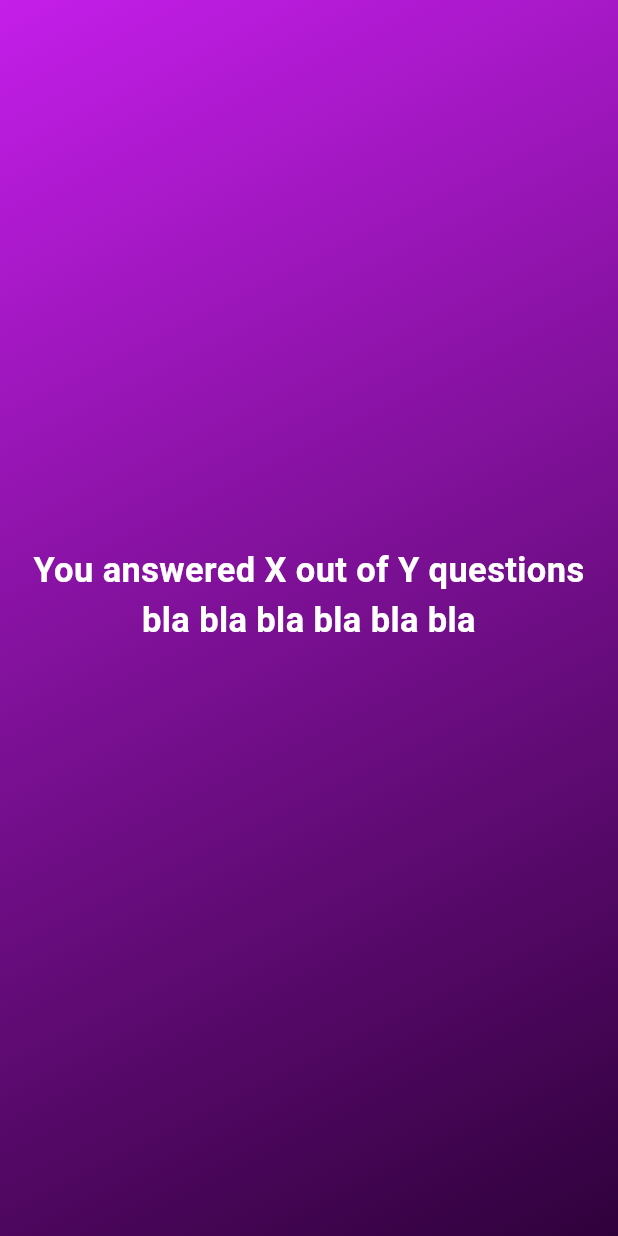
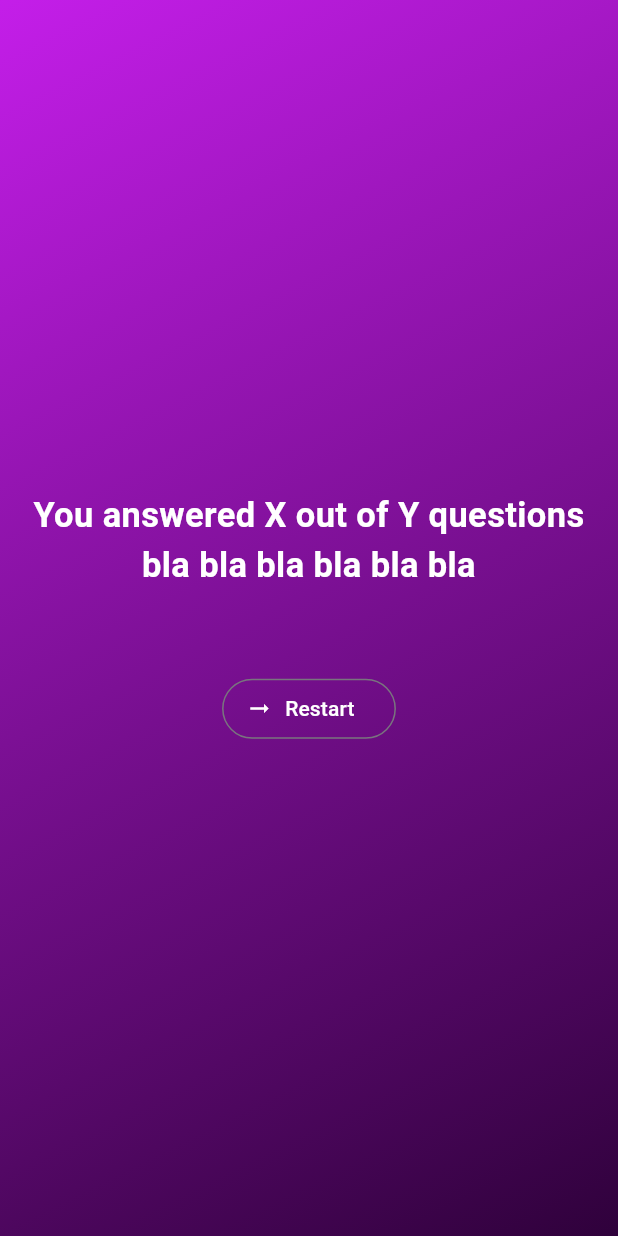
Before and after one commit to Owoeye1321/rocket-auto-app, a Flutter app: the ResultScreen widget shown alone on an empty page, opened directly with empty values, on a phone screen of 412 x 824 dp. Run offline on Flutter 3.47's test engine with Material 3 defaults, Android fonts, the phone set to English and light mode, and no system bars; our stand-ins replace google_fonts; Roboto replaces fonts that are missing (Gupter).

Commit message:
light updates⚙️

```diff
--- a/lib/pages/quiz_home.dart
+++ b/lib/pages/quiz_home.dart
@@ -35,7 +35,7 @@ class QuizeState extends State<Quiz> {
   }
 
   void chooseAnswers(String answwer) {
-    selectedAnswers..add(answwer);
+    selectedAnswers.add(answwer);
 
     if (selectedAnswers.length == question.length) {
       setState(() {
--- a/lib/pages/result_screen.dart
+++ b/lib/pages/result_screen.dart
@@ -3,7 +3,10 @@ import 'package:flutter/src/widgets/framework.dart';
 import 'package:flutter/src/widgets/placeholder.dart';
 import 'package:google_fonts/google_fonts.dart';
 import 'package:rocket_auth/data/questions.dart';
+import 'package:rocket_auth/main.dart';
 import 'package:rocket_auth/models/quiz_model.dart';
+import 'package:rocket_auth/pages/quiz_home.dart';
+import 'package:rocket_auth/widgets/question_summary.dart';
 
 import '../utilities/colors.dart';
 
@@ -15,7 +18,12 @@ class ResultScreen extends StatelessWidget {
     final List<Map<String, Object>> summary = [];
     QuizQuestions currentItem;
     for (var i = 0; i < choosenAnswers.length; i++) {
-     // summary.add({question[i].text, choosenAnswers[i]})
+      summary.add({
+        "question_index": i,
+        "question": question[1],
+        "correct_answer": question[i].answers[0],
+        "chosen_answer": choosenAnswers[i],
+      });
     }
     return summary;
   }
@@ -46,6 +54,25 @@ class ResultScreen extends StatelessWidget {
             ),
             SizedBox(
               height: 30,
+            ),
+            QuestionSummary(getSummary()),
+            SizedBox(height: 25),
+            OutlinedButton.icon(
+              style: OutlinedButton.styleFrom(
+                foregroundColor: Colors.white,
+              ),
+              icon: Icon(Icons.arrow_right_alt),
+              onPressed: () {
+                // Navigator.of(context).push(
+                //   MaterialPageRoute(builder: (context) {
+                //     return Quiz();
+                //   }),
+                // );
+              },
+              label: Text(
+                "Restart ",
+                style: TextStyle(color: Colors.white, fontSize: 14),
+              ),
             )
           ],
         ));
```
Also changed, not shown: lib/widgets/question_summary.dart (added, +26 -0 lines).
